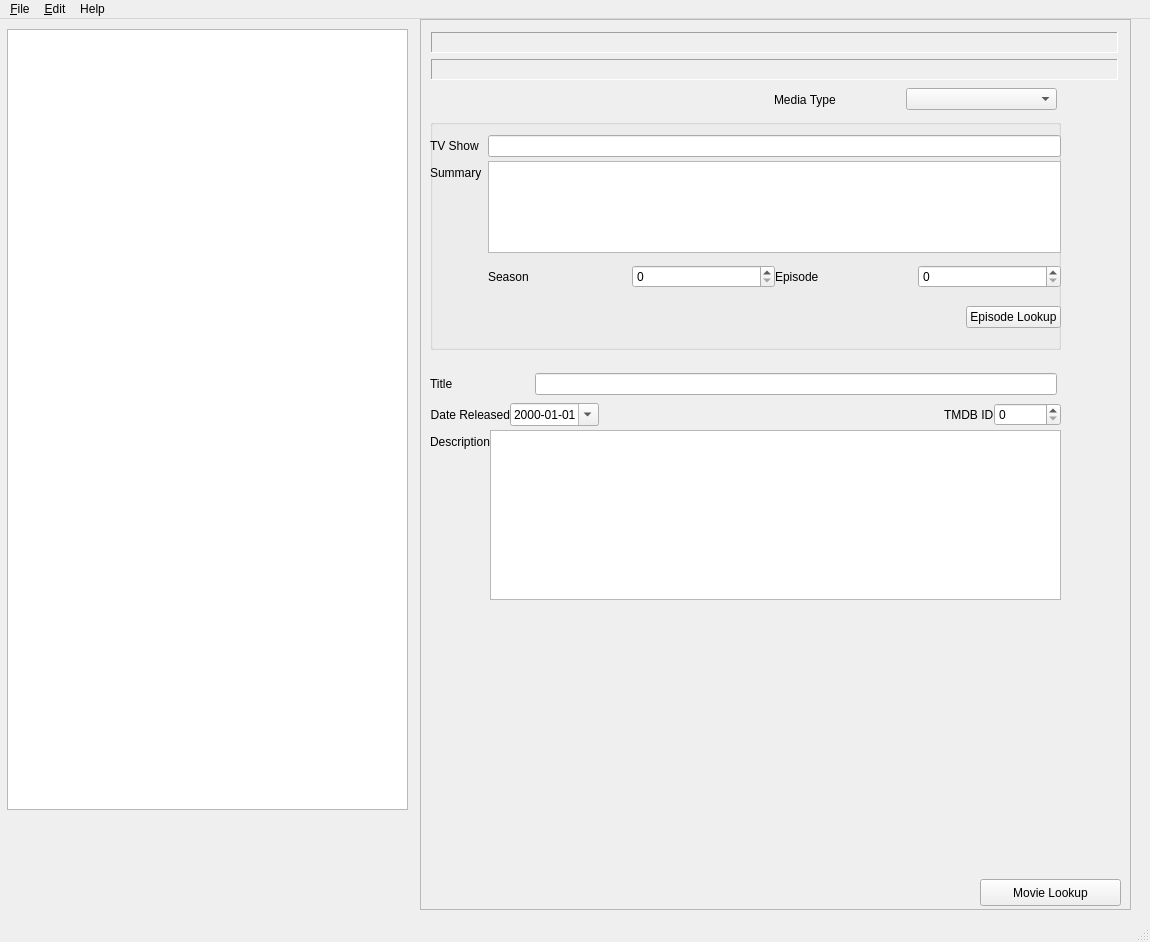
Before: the Qt Designer form ui/main_window.ui in centove/tagmkv, drawn with Qt 5.
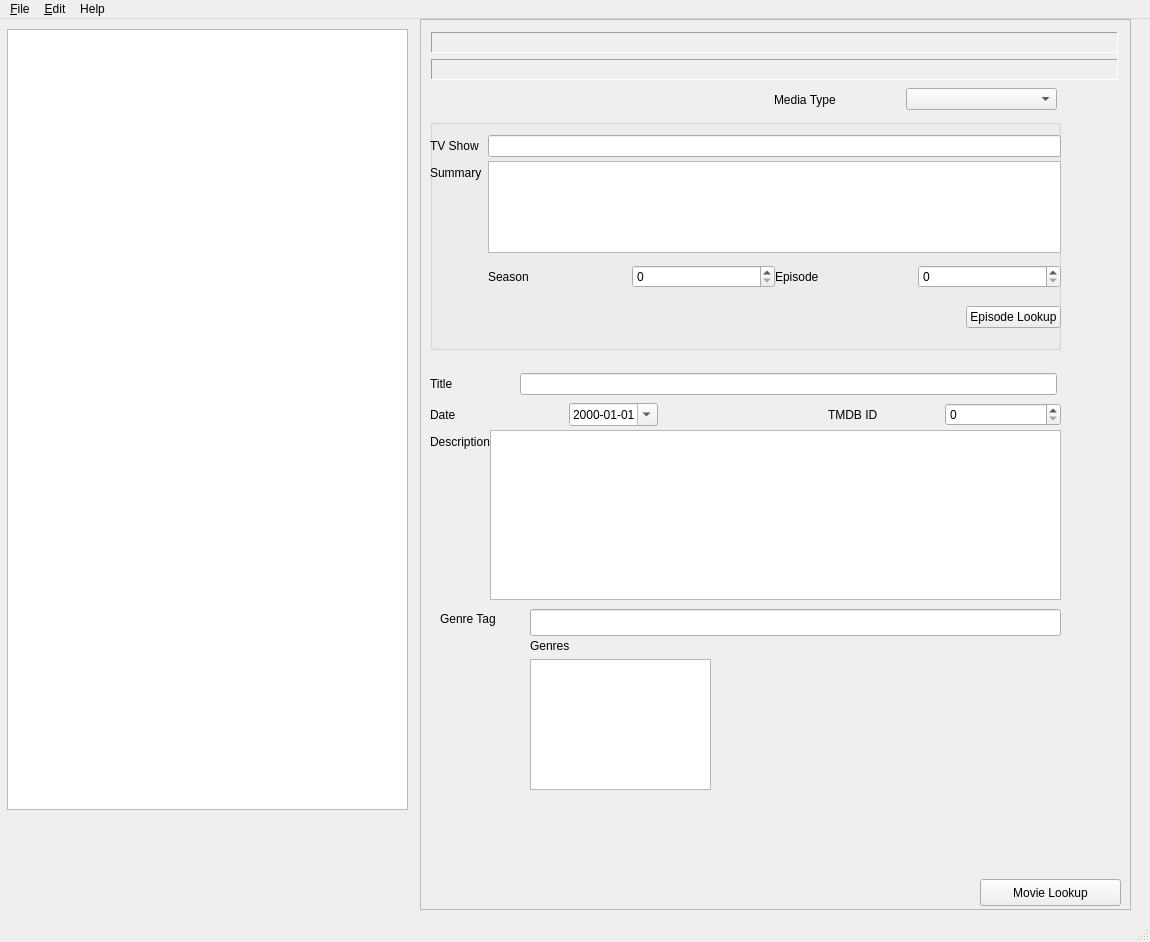
After: the same form once the commit is applied. Icons and pictures are not drawn.

Commit message: Added in genre tagging. Cleaned up some of the redundant functions and remove unused junk

```diff
--- a/ui/main_window.ui
+++ b/ui/main_window.ui
@@ -334,6 +334,32 @@
       </item>
      </layout>
     </widget>
+    <widget class="QLabel" name="GenreTagLabel">
+     <property name="geometry">
+      <rect>
+       <x>20</x>
+       <y>590</y>
+       <width>91</width>
+       <height>19</height>
+      </rect>
+     </property>
+     <property name="text">
+      <string>Genre Tag</string>
+     </property>
+    </widget>
+    <widget class="QLineEdit" name="GenreTag">
+     <property name="geometry">
+      <rect>
+       <x>110</x>
+       <y>590</y>
+       <width>531</width>
+       <height>27</height>
+      </rect>
+     </property>
+     <property name="readOnly">
+      <bool>true</bool>
+     </property>
+    </widget>
     <widget class="QWidget" name="">
      <property name="geometry">
       <rect>
@@ -348,7 +374,10 @@
        <number>0</number>
       </property>
       <item>
-       <layout class="QHBoxLayout" name="horizontalLayout" stretch="1,5">
+       <layout class="QHBoxLayout" name="horizontalLayout" stretch="1,6">
+        <property name="sizeConstraint">
+         <enum>QLayout::SetDefaultConstraint</enum>
+        </property>
         <property name="topMargin">
          <number>4</number>
         </property>
@@ -374,9 +403,9 @@
        </layout>
       </item>
       <item>
-       <layout class="QHBoxLayout" name="horizontalLayout_8">
+       <layout class="QHBoxLayout" name="horizontalLayout_8" stretch="1,0,1">
         <item>
-         <layout class="QHBoxLayout" name="DateLayout" stretch="0,0">
+         <layout class="QHBoxLayout" name="DateLayout" stretch="5,1">
           <property name="topMargin">
            <number>4</number>
           </property>
@@ -388,11 +417,17 @@
           </property>
           <item>
            <widget class="QLabel" name="ReleasedDateLabel">
+            <property name="sizePolicy">
+             <sizepolicy hsizetype="Expanding" vsizetype="Preferred">
+              <horstretch>1</horstretch>
+              <verstretch>0</verstretch>
+             </sizepolicy>
+            </property>
             <property name="text">
-             <string>Date Released</string>
+             <string>Date </string>
             </property>
             <property name="alignment">
-             <set>Qt::AlignRight|Qt::AlignTrailing|Qt::AlignVCenter</set>
+             <set>Qt::AlignLeading|Qt::AlignLeft|Qt::AlignVCenter</set>
             </property>
            </widget>
           </item>
@@ -415,7 +450,7 @@
           </property>
           <property name="sizeHint" stdset="0">
            <size>
-            <width>40</width>
+            <width>164</width>
             <height>20</height>
            </size>
           </property>
@@ -463,6 +498,32 @@
       </item>
      </layout>
     </widget>
+    <widget class="QWidget" name="">
+     <property name="geometry">
+      <rect>
+       <x>110</x>
+       <y>620</y>
+       <width>181</width>
+       <height>151</height>
+      </rect>
+     </property>
+     <layout class="QVBoxLayout" name="verticalLayout_3">
+      <item>
+       <widget class="QLabel" name="GenresLabel">
+        <property name="text">
+         <string>Genres</string>
+        </property>
+       </widget>
+      </item>
+      <item>
+       <widget class="QListWidget" name="Genres">
+        <property name="selectionMode">
+         <enum>QAbstractItemView::MultiSelection</enum>
+        </property>
+       </widget>
+      </item>
+     </layout>
+    </widget>
    </widget>
   </widget>
   <widget class="QMenuBar" name="menubar">
```
The commit also changes 2 other files.
